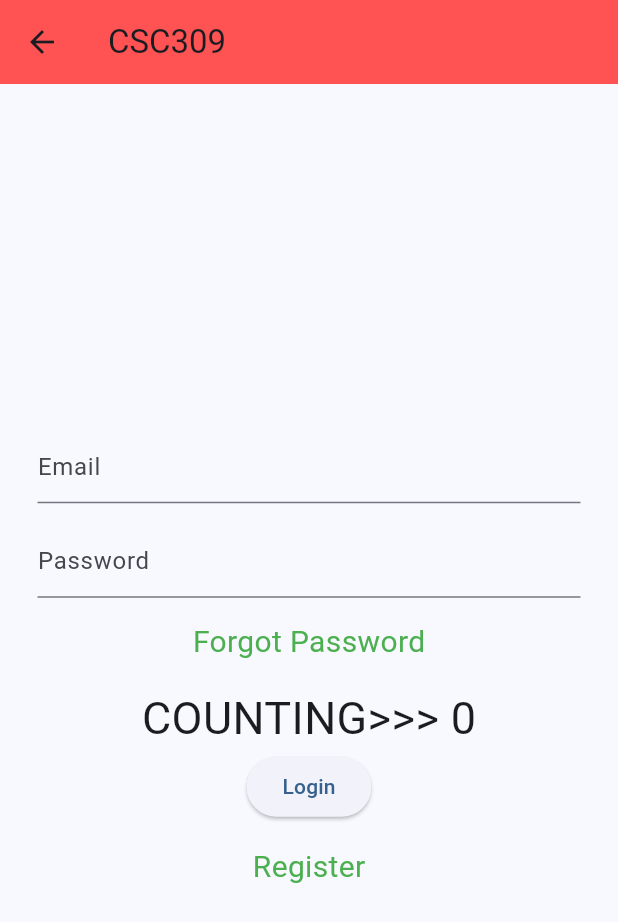
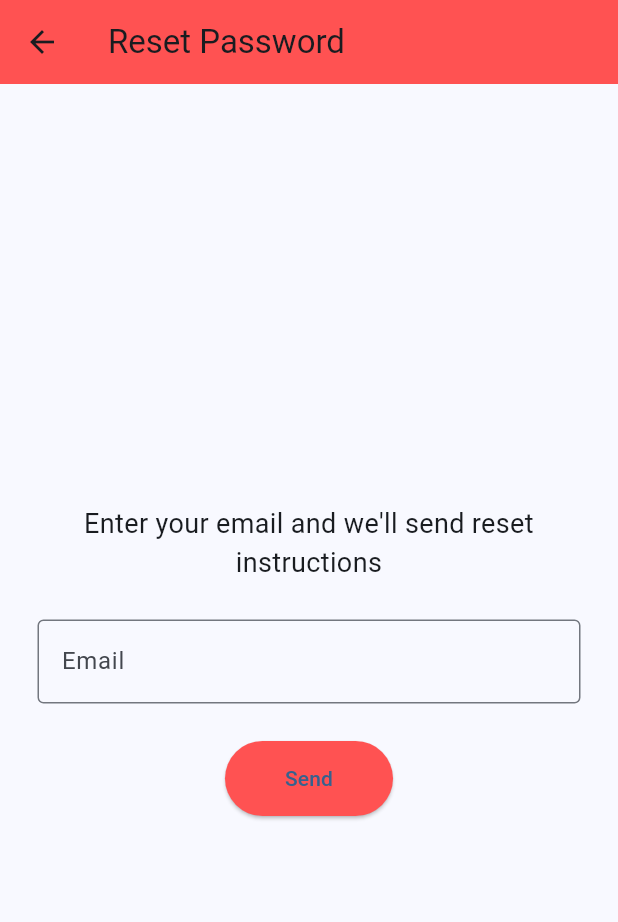
Before and after one commit to Timmy20s/csc_315_300, a Flutter app: the screen it shows after launch, after a tap on "Forgot Password", on a phone screen of 412 x 824 dp. Shown: the top 922 px of the screen. Run offline on Flutter 3.47's test engine with Material 3 defaults, Android fonts, the phone set to English and light mode, and no system bars.

Commit message:
Commit this repo

```diff
--- /dev/null
+++ b/lib/Screens/forgot_password.dart
@@ -0,0 +1,54 @@
+import 'package:flutter/material.dart';
+
+class ForgotPassword extends StatelessWidget {
+  const ForgotPassword({super.key});
+
+  @override
+  Widget build(BuildContext context) {
+    return Scaffold(
+      appBar: AppBar(
+        title: const Text("Reset Password"),
+        backgroundColor: Colors.redAccent,
+      ),
+      body: Padding(
+        padding: const EdgeInsets.all(25),
+        child: Column(
+          mainAxisAlignment: MainAxisAlignment.center,
+          children: [
+            const Text(
+              "Enter your email and we'll send reset instructions",
+              style: TextStyle(fontSize: 18),
+              textAlign: TextAlign.center,
+            ),
+            const SizedBox(height: 25),
+
+            TextField(
+              decoration: const InputDecoration(
+                hintText: 'Email',
+                border: OutlineInputBorder(),
+              ),
+            ),
+
+            const SizedBox(height: 25),
+
+            ElevatedButton(
+              onPressed: () {
+                ScaffoldMessenger.of(context).showSnackBar(
+                  const SnackBar(content: Text("Password reset link sent")),
+                );
+              },
+              style: ElevatedButton.styleFrom(
+                backgroundColor: Colors.redAccent,
+                padding: const EdgeInsets.symmetric(
+                  horizontal: 40,
+                  vertical: 15,
+                ),
+              ),
+              child: const Text("Send"),
+            ),
+          ],
+        ),
+      ),
+    );
+  }
+}
--- a/lib/Screens/login_screen.dart
+++ b/lib/Screens/login_screen.dart
@@ -1,4 +1,6 @@
 import 'package:flutter/material.dart';
+import 'register.dart';
+import 'forgot_password.dart';
 
 class Login extends StatefulWidget {
   const Login({super.key});
@@ -8,56 +10,82 @@ class Login extends StatefulWidget {
 }
 
 class _LoginState extends State<Login> {
-
   int _counter = 0;
 
   @override
   Widget build(BuildContext context) {
-    return SafeArea(child: Scaffold(
+    return SafeArea(
+      child: Scaffold(
         appBar: AppBar(
-          title: Text('CSC309', style: TextStyle(),),
+          title: const Text('CSC309'),
           backgroundColor: Colors.redAccent,
         ),
-        body: Padding(padding: EdgeInsets.all(25),
+        body: Padding(
+          padding: const EdgeInsets.all(25),
           child: Column(
             mainAxisAlignment: MainAxisAlignment.center,
             children: [
               TextField(
-          decoration: InputDecoration(
-          hintText: 'Email'
+                decoration: const InputDecoration(hintText: 'Email'),
               ),
-        ),
-        SizedBox(height: 15,),
+              const SizedBox(height: 15),
               TextField(
                 obscureText: true,
                 obscuringCharacter: '*',
-          decoration: InputDecoration(
-              hintText: 'Password'
+                decoration: const InputDecoration(hintText: 'Password'),
+              ),
+              const SizedBox(height: 15),
+
+              InkWell(
+                onTap: () {
+                  Navigator.push(
+                    context,
+                    MaterialPageRoute(builder: (_) => const ForgotPassword()),
+                  );
+                },
+                child: const Text(
+                  'Forgot Password',
+                  style: TextStyle(fontSize: 20, color: Colors.green),
                 ),
               ),
-        SizedBox(height: 15,),
-        InkWell(
-          onTap:(){
-            Navigator.push(context, MaterialPageRoute(builder: (BuildContext context)=> Login(),),
-            );
-          },
-          child: Text('Forgot Password', style: TextStyle(fontSize: 20, color: Colors.green),)),
-      SizedBox(height: 15,),
-      Text('COUNTING>>> $_counter', style: TextStyle(fontSize: 30)),
-      ElevatedButton(onPressed: (){
+
+              const SizedBox(height: 15),
+
+              Text(
+                'COUNTING>>> $_counter',
+                style: const TextStyle(fontSize: 30),
+              ),
+
+              ElevatedButton(
+                onPressed: () {
                   setState(() {
                     _counter = _counter + 1;
                   });
-        _counter = _counter + 1;
-        debugPrint('COUNTING>>> $_counter', );
-      }, child: Text('Login')),
-      SizedBox(height: 15,),
-      Text('Register', style: TextStyle(fontSize: 20, color: Colors.green),),
+                  debugPrint('COUNTING>>> $_counter');
+                },
+                child: const Text('Login'),
+              ),
+
+              const SizedBox(height: 25),
+
+              InkWell(
+                onTap: () {
+                  Navigator.push(
+                    context,
+                    MaterialPageRoute(
+                      builder: (_) => const Register(),
+                    ),
+                  );
+                },
+                child: const Text(
+                  'Register',
+                  style: TextStyle(fontSize: 20, color: Colors.green),
+                ),
+              ),
             ],
           ),
-    //floatingActionButton: FloatingActionButton(onPressed: (){}),
-    )
-
-    ));
+        ),
+      ),
+    );
   }
 }
```
Also changed, not shown: lib/Screens/register.dart (added, +104 -0 lines). Lines whose indentation alone changed are shown as unchanged.
